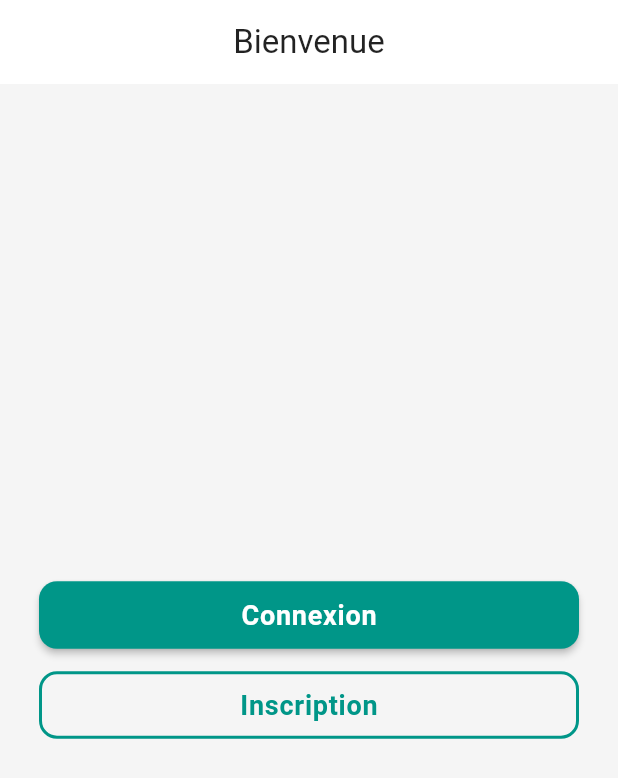
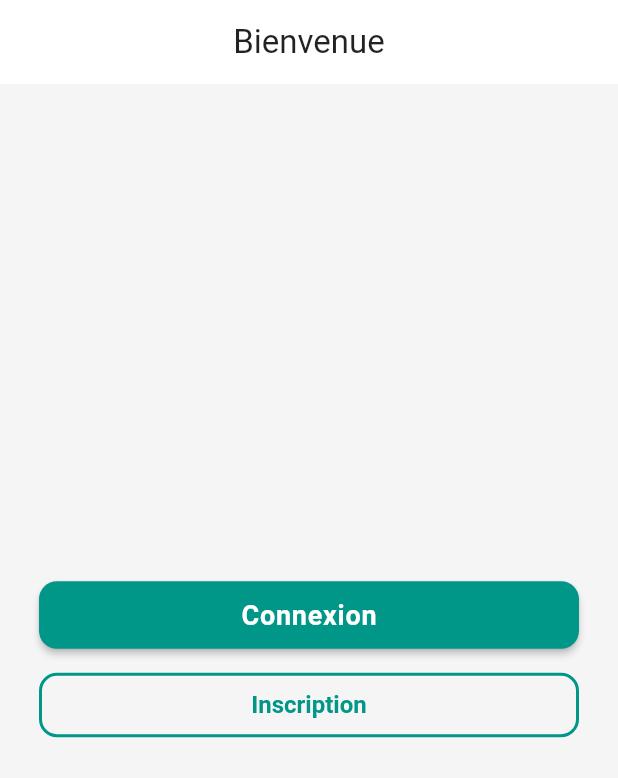
Before and after one commit to AbdellaouiReda/biblioscan, a Flutter app: the screen it shows after launch, on a phone screen of 412 x 824 dp. Shown: the top 778 px of the screen. Run offline on Flutter 3.47's test engine with Material 3 defaults, Android fonts, the phone set to English and light mode, and no system bars; statements that could not run were skipped.

Commit message:
Update app_theme.dart

```diff
--- a/lib/theme/app_theme.dart
+++ b/lib/theme/app_theme.dart
@@ -1,117 +1,58 @@
 import 'package:flutter/material.dart';
 
-/// 🎨 Palette centrale de l'application
 class AppColors {
-  // Couleurs principales
-  static const primary = Colors.teal; // couleur d’accent globale
+  static const primary = Colors.teal;
   static const secondary = Colors.orangeAccent;
 
-  // Couleurs d'arrière-plan
   static const background = Color(0xFFF5F5F5);
   static const surface = Colors.white;
 
-  // Couleurs du texte
   static const textDark = Colors.black87;
   static const textLight = Colors.white;
   static const textGrey = Colors.grey;
 
-  // États
   static const error = Colors.redAccent;
   static const success = Colors.green;
   static const warning = Colors.amber;
 }
 
-/// ✍️ Styles typographiques cohérents
 class AppTextStyles {
   static const title = TextStyle(
     fontSize: 22,
     fontWeight: FontWeight.bold,
     color: AppColors.textDark,
   );
-
-  static const subtitle = TextStyle(
-    fontSize: 16,
-    color: AppColors.textGrey,
-  );
-
   static const body = TextStyle(
     fontSize: 15,
     color: AppColors.textDark,
   );
-
   static const button = TextStyle(
     fontSize: 18,
     fontWeight: FontWeight.w600,
     color: AppColors.textLight,
     letterSpacing: 0.5,
   );
-
-  static const caption = TextStyle(
-    fontSize: 13,
-    color: AppColors.textGrey,
-  );
 }
 
-/// 🔘 Styles des boutons
 class AppButtonStyles {
   static final elevated = ElevatedButton.styleFrom(
     backgroundColor: AppColors.primary,
     foregroundColor: AppColors.textLight,
     textStyle: AppTextStyles.button,
     padding: const EdgeInsets.symmetric(horizontal: 24, vertical: 12),
-    shape: RoundedRectangleBorder(
-      borderRadius: BorderRadius.circular(12),
-    ),
+    shape: RoundedRectangleBorder(borderRadius: BorderRadius.circular(12)),
     elevation: 2,
   );
 
   static final outlined = OutlinedButton.styleFrom(
     foregroundColor: AppColors.primary,
     side: const BorderSide(color: AppColors.primary, width: 2),
-    textStyle: AppTextStyles.button,
+    textStyle: const TextStyle(fontSize: 16, fontWeight: FontWeight.w600),
     padding: const EdgeInsets.symmetric(horizontal: 24, vertical: 12),
-    shape: RoundedRectangleBorder(
-      borderRadius: BorderRadius.circular(12),
-    ),
-  );
-
-  static final text = TextButton.styleFrom(
-    foregroundColor: AppColors.primary,
-    textStyle: AppTextStyles.button.copyWith(
-      fontSize: 16,
-      color: AppColors.primary,
-    ),
+    shape: RoundedRectangleBorder(borderRadius: BorderRadius.circular(12)),
   );
 }
 
-/// 🧱 Styles de cartes / conteneurs
-class AppCardStyles {
-  static final base = BoxDecoration(
-    color: AppColors.surface,
-    borderRadius: BorderRadius.circular(12),
-    boxShadow: const [
-      BoxShadow(
-        color: Colors.black12,
-        blurRadius: 4,
-        offset: Offset(0, 2),
-      ),
-    ],
-  );
-
-  static final selected = BoxDecoration(
-    color: AppColors.primary.withOpacity(0.15),
-    borderRadius: BorderRadius.circular(12),
-    boxShadow: [
-      BoxShadow(
-        color: AppColors.primary.withOpacity(0.2),
-        blurRadius: 4,
-        offset: const Offset(0, 2),
-      ),
-    ],
-  );
-}
-
-/// 🌗 Thème global (pour `MaterialApp(theme: AppTheme.light)`)
 class AppTheme {
   static final light = ThemeData(
     useMaterial3: true,
@@ -125,6 +66,5 @@ class AppTheme {
     ),
     elevatedButtonTheme: ElevatedButtonThemeData(style: AppButtonStyles.elevated),
     outlinedButtonTheme: OutlinedButtonThemeData(style: AppButtonStyles.outlined),
-    textButtonTheme: TextButtonThemeData(style: AppButtonStyles.text),
   );
 }
```
